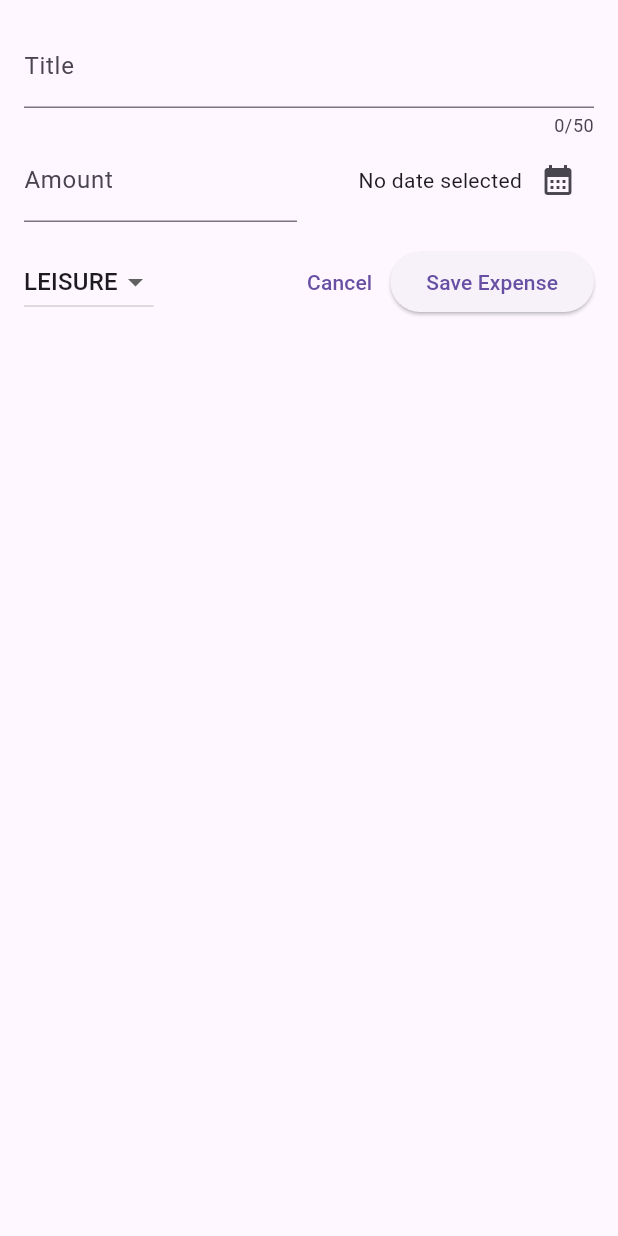
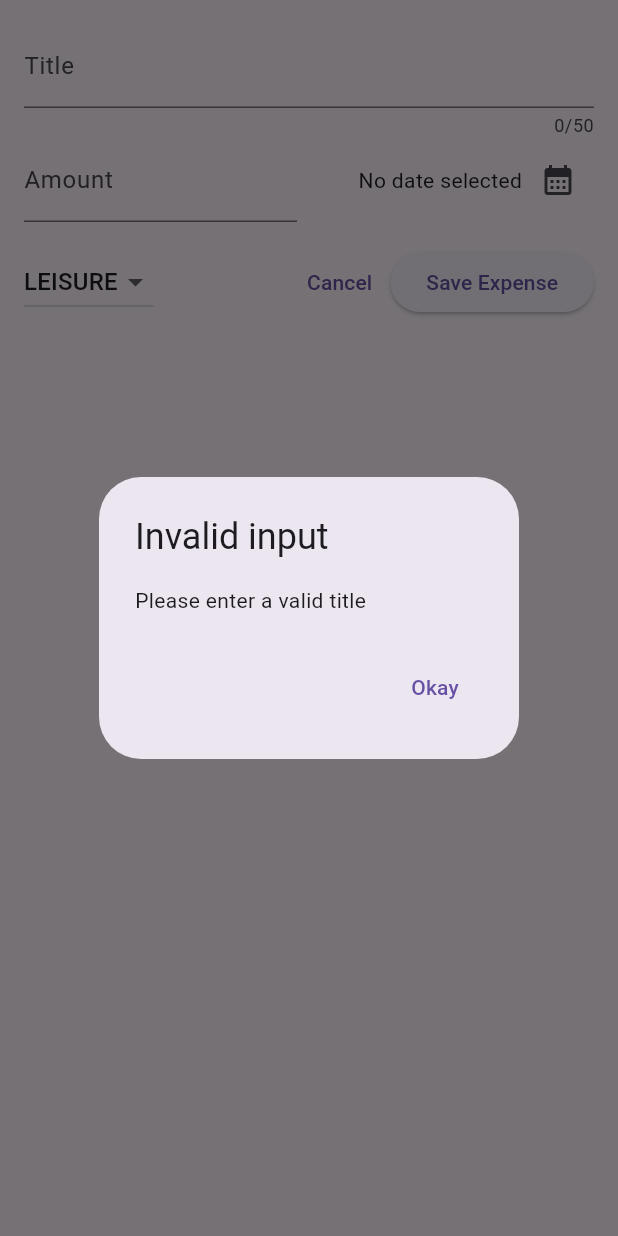
Before and after one commit to swapnilgt/flutter, a Flutter app: the NewExpense widget shown alone on an empty page, opened directly, after a tap on "Save Expense", on a phone screen of 412 x 824 dp. Run offline on Flutter 3.47's test engine with Material 3 defaults, Android fonts, the phone set to English and light mode, and no system bars; our stand-ins replace google_fonts.

Commit message:
Adding new expense handling field check

```diff
--- a/expense_tracker/lib/ui/new_expense/new_expense.dart
+++ b/expense_tracker/lib/ui/new_expense/new_expense.dart
@@ -31,6 +31,38 @@
     setState(() {
       _selectedDate = pickedDate;
     });
+  }
+
+  void _submitExpenseData() {
+    final enteredAmount = double.tryParse(_amountController.text);
+    final amountIsInvalid = enteredAmount == null || enteredAmount <= 0;
+    String? errorMessage = null;
+    if (_titleController.text.trim().isEmpty) {
+      errorMessage = 'Please enter a valid title';
+    } else if (amountIsInvalid) {
+      errorMessage = 'Please enter a valid amount';
+    } else if (_selectedDate == null) {
+      errorMessage = 'Please enter a date';
+    }
+    // Han
+    if (errorMessage != null) {
+      showDialog(
+        context: context,
+        builder: (ctx) => AlertDialog(
+          title: const Text('Invalid input'),
+          content: Text(errorMessage!),
+          actions: [
+            TextButton(
+              onPressed: () {
+                Navigator.pop(context);
+              },
+              child: const Text('Okay'),
+            )
+          ],
+        ),
+      );
+      return;
+    }
   }
 
   @override
@@ -119,8 +151,7 @@
               ),
               ElevatedButton(
                 onPressed: () {
-                  print(_titleController.text);
-                  print(_amountController.text);
+                  _submitExpenseData();
                 },
                 child: Text('Save Expense'),
               ),
```
